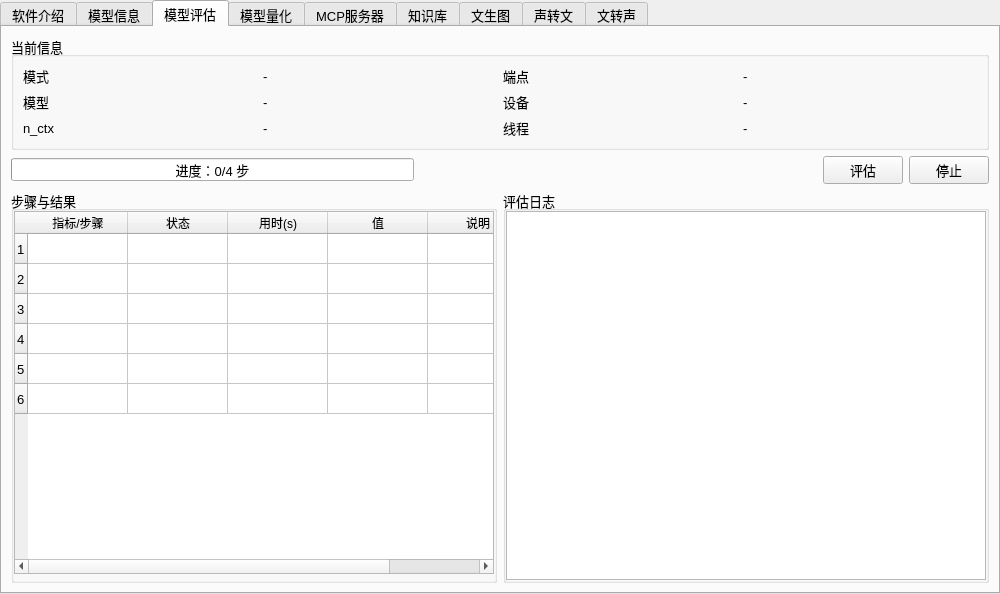
ylsdamxssjxxdd/eva, file src/expend/expend.ui: the form before one commit.
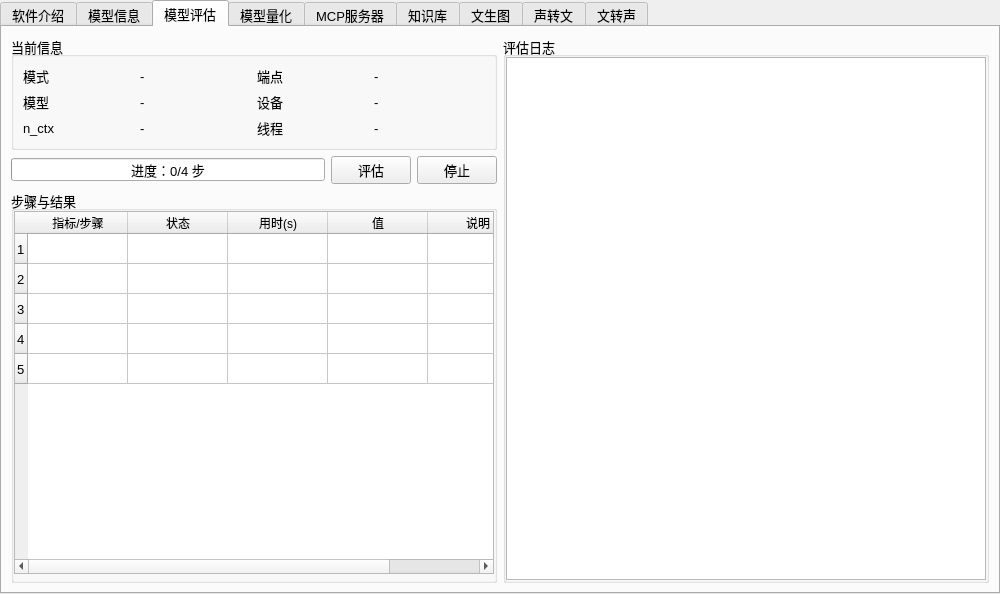
The form after the commit. Custom widgets are drawn as their Qt base class.

What changed in the file:
```diff
--- a/src/expend/expend.ui
+++ b/src/expend/expend.ui
@@ -118,6 +118,8 @@
       <attribute name="title">
        <string>模型评估</string>
       </attribute>
+      <layout class="QHBoxLayout" name="horizontalLayout">
+       <item>
       <layout class="QVBoxLayout" name="verticalLayout_2">
        <item>
         <widget class="QGroupBox" name="eval_info_groupBox">
@@ -127,6 +129,12 @@
          <layout class="QGridLayout" name="gridLayout_eval_info">
           <item row="0" column="0">
            <widget class="QLabel" name="eval_mode_label">
+              <property name="maximumSize">
+               <size>
+                <width>120</width>
+                <height>16777215</height>
+               </size>
+              </property>
             <property name="text">
              <string>模式</string>
             </property>
@@ -134,6 +142,12 @@
           </item>
           <item row="0" column="1">
            <widget class="QLabel" name="eval_mode_value">
+              <property name="maximumSize">
+               <size>
+                <width>120</width>
+                <height>16777215</height>
+               </size>
+              </property>
             <property name="text">
              <string>-</string>
             </property>
@@ -141,6 +155,12 @@
           </item>
           <item row="0" column="2">
            <widget class="QLabel" name="eval_endpoint_label">
+              <property name="maximumSize">
+               <size>
+                <width>120</width>
+                <height>16777215</height>
+               </size>
+              </property>
             <property name="text">
              <string>端点</string>
             </property>
@@ -148,6 +168,12 @@
           </item>
           <item row="0" column="3">
            <widget class="QLabel" name="eval_endpoint_value">
+              <property name="maximumSize">
+               <size>
+                <width>120</width>
+                <height>16777215</height>
+               </size>
+              </property>
             <property name="text">
              <string>-</string>
             </property>
@@ -155,6 +181,12 @@
           </item>
           <item row="1" column="0">
            <widget class="QLabel" name="eval_model_label">
+              <property name="maximumSize">
+               <size>
+                <width>120</width>
+                <height>16777215</height>
+               </size>
+              </property>
             <property name="text">
              <string>模型</string>
             </property>
@@ -162,6 +194,12 @@
           </item>
           <item row="1" column="1">
            <widget class="QLabel" name="eval_model_value">
+              <property name="maximumSize">
+               <size>
+                <width>120</width>
+                <height>16777215</height>
+               </size>
+              </property>
             <property name="text">
              <string>-</string>
             </property>
@@ -169,6 +207,12 @@
           </item>
           <item row="1" column="2">
            <widget class="QLabel" name="eval_device_label">
+              <property name="maximumSize">
+               <size>
+                <width>120</width>
+                <height>16777215</height>
+               </size>
+              </property>
             <property name="text">
              <string>设备</string>
             </property>
@@ -176,6 +220,12 @@
           </item>
           <item row="1" column="3">
            <widget class="QLabel" name="eval_device_value">
+              <property name="maximumSize">
+               <size>
+                <width>120</width>
+                <height>16777215</height>
+               </size>
+              </property>
             <property name="text">
              <string>-</string>
             </property>
@@ -183,6 +233,12 @@
           </item>
           <item row="2" column="0">
            <widget class="QLabel" name="eval_nctx_label">
+              <property name="maximumSize">
+               <size>
+                <width>120</width>
+                <height>16777215</height>
+               </size>
+              </property>
             <property name="text">
              <string>n_ctx</string>
             </property>
@@ -190,6 +246,12 @@
           </item>
           <item row="2" column="1">
            <widget class="QLabel" name="eval_nctx_value">
+              <property name="maximumSize">
+               <size>
+                <width>120</width>
+                <height>16777215</height>
+               </size>
+              </property>
             <property name="text">
              <string>-</string>
             </property>
@@ -197,6 +259,12 @@
           </item>
           <item row="2" column="2">
            <widget class="QLabel" name="eval_threads_label">
+              <property name="maximumSize">
+               <size>
+                <width>120</width>
+                <height>16777215</height>
+               </size>
+              </property>
             <property name="text">
              <string>线程</string>
             </property>
@@ -204,6 +272,12 @@
           </item>
           <item row="2" column="3">
            <widget class="QLabel" name="eval_threads_value">
+              <property name="maximumSize">
+               <size>
+                <width>120</width>
+                <height>16777215</height>
+               </size>
+              </property>
             <property name="text">
              <string>-</string>
             </property>
@@ -230,19 +304,6 @@
            </property>
           </widget>
          </item>
-         <item>
-          <spacer name="eval_buttons_spacer">
-           <property name="orientation">
-            <enum>Qt::Horizontal</enum>
-           </property>
-           <property name="sizeHint" stdset="0">
-            <size>
-             <width>40</width>
-             <height>20</height>
-            </size>
-           </property>
-          </spacer>
-         </item>
          <item>
           <widget class="QPushButton" name="eval_start_pushButton">
            <property name="minimumSize">
@@ -272,8 +333,6 @@
         </layout>
        </item>
        <item>
-        <layout class="QHBoxLayout" name="horizontalLayout">
-         <item>
           <widget class="QGroupBox" name="eval_result_groupBox">
            <property name="title">
             <string>步骤与结果</string>
@@ -294,7 +353,7 @@
             <item>
              <widget class="QTableWidget" name="eval_table">
               <property name="rowCount">
-               <number>6</number>
+               <number>5</number>
               </property>
               <property name="columnCount">
                <number>5</number>
@@ -304,7 +363,6 @@
               <row/>
               <row/>
               <row/>
-              <row/>
               <column>
                <property name="text">
                 <string>指标/步骤</string>
@@ -338,6 +396,8 @@
            </layout>
           </widget>
          </item>
+        </layout>
+       </item>
          <item>
           <widget class="QGroupBox" name="eval_log_groupBox">
            <property name="title">
@@ -371,8 +431,6 @@
             </item>
            </layout>
           </widget>
-         </item>
-        </layout>
        </item>
       </layout>
      </widget>
```
Lines whose indentation alone changed are shown as unchanged.
